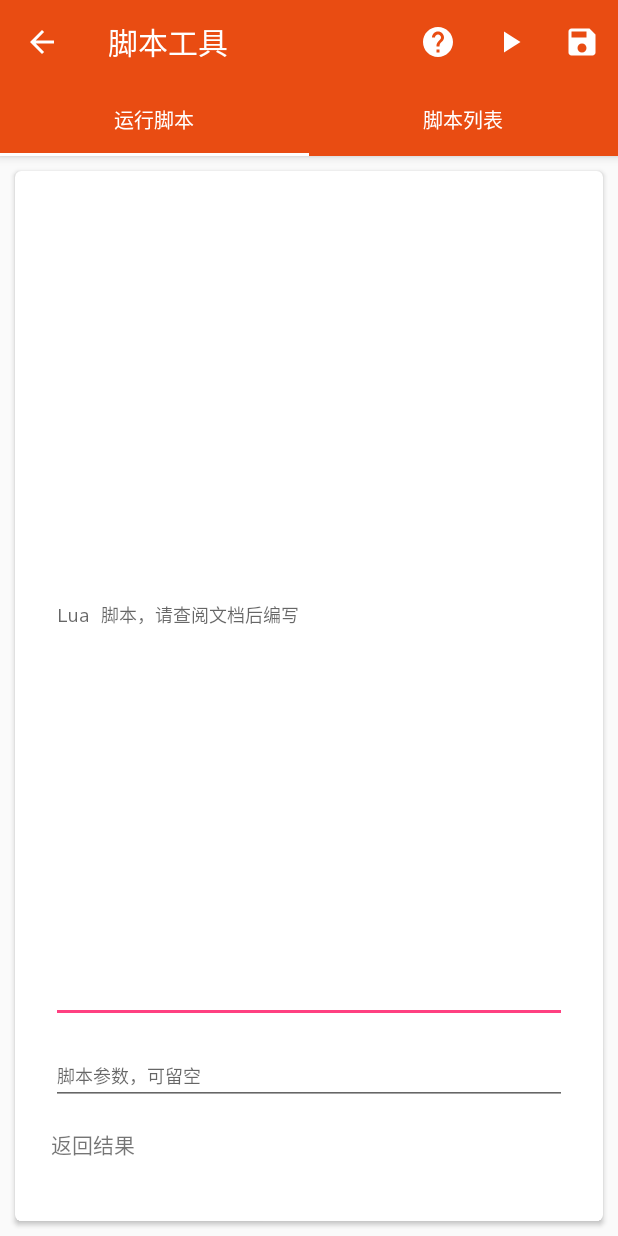
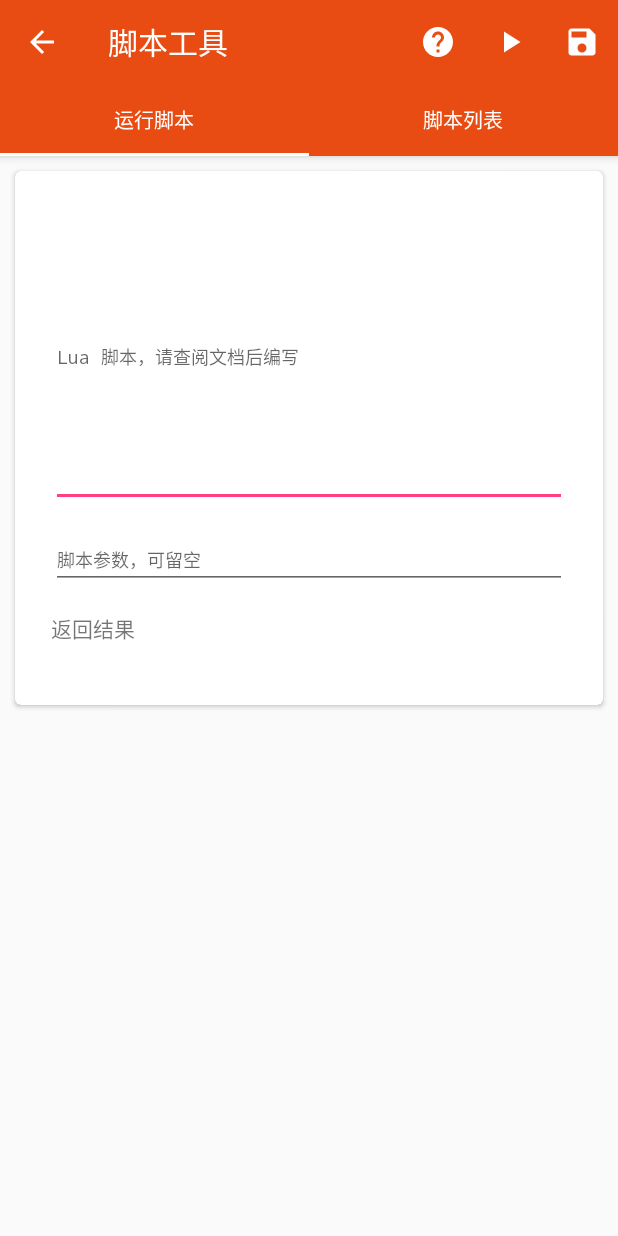
Before and after one commit to nfcim/nfsee-legacy, an Android app: the UserScriptActivity screen opened directly, with no data from a screen before it, on a phone screen of 412 x 824 dp. Run offline under Robolectric (Android 15) with nearby library versions, the phone set to English and light mode, and no system bars; libraries missing offline, so code that uses them is left out: com.vicpin.krealmextensions, io.realm, io.realm.kotlin, org.luaj.vm2; 1 statement that could not run was skipped.

Commit message:
Add scrolling for UserScriptActivity, distinguish debug and release version
Signed-off-by: Harry Chen <i@harrychen.xyz>

```diff
--- a/app/src/main/AndroidManifest.xml
+++ b/app/src/main/AndroidManifest.xml
@@ -14,7 +14,7 @@
         android:name=".App">
         <activity
             android:name=".activities.MainActivity"
-            android:label="@string/app_name"
+            android:label="${launcherLabel}"
             android:theme="@style/AppTheme.NoActionBar">
             <intent-filter>
                 <action android:name="android.intent.action.MAIN" />
--- a/app/src/main/res/layout/activity_viewpager.xml
+++ b/app/src/main/res/layout/activity_viewpager.xml
@@ -17,7 +17,8 @@
             android:layout_height="@dimen/action_bar_height_material"
             android:background="@color/colorPrimary"
             android:minHeight="?actionBarSize"
-            android:theme="@style/Toolbar" />
+            android:theme="@style/Toolbar"
+            app:layout_scrollFlags="scroll|enterAlways"/>
 
         <com.google.android.material.tabs.TabLayout
             android:id="@+id/info_tabLayout"
--- a/app/src/main/res/layout/fragment_script_execution.xml
+++ b/app/src/main/res/layout/fragment_script_execution.xml
@@ -1,33 +1,36 @@
 <?xml version="1.0" encoding="utf-8"?>
 
 
-<LinearLayout xmlns:android="http://schemas.android.com/apk/res/android"
+<androidx.core.widget.NestedScrollView xmlns:android="http://schemas.android.com/apk/res/android"
     xmlns:card_view="http://schemas.android.com/apk/res-auto"
+    xmlns:app="http://schemas.android.com/apk/res-auto"
     android:layout_width="match_parent"
-    android:layout_height="match_parent">
+    android:layout_height="match_parent"
+    app:layout_behavior="@string/appbar_scrolling_view_behavior">
 
     <androidx.cardview.widget.CardView
         android:layout_width="match_parent"
-        android:layout_height="match_parent"
+        android:layout_height="wrap_content"
         android:layout_margin="10.0dip"
         card_view:cardCornerRadius="4.0dip"
         card_view:contentPadding="16.0dip">
 
         <androidx.constraintlayout.widget.ConstraintLayout
             android:layout_width="match_parent"
-            android:layout_height="match_parent">
+            android:layout_height="wrap_content">
 
 
             <EditText
                 android:id="@+id/editText_script"
                 android:layout_width="match_parent"
-                android:layout_height="0dp"
+                android:layout_height="wrap_content"
                 android:layout_marginStart="8dp"
                 android:layout_marginLeft="8dp"
                 android:layout_marginTop="8dp"
                 android:layout_marginEnd="8dp"
                 android:layout_marginRight="8dp"
                 android:layout_marginBottom="8dp"
+                android:minHeight="200dp"
                 android:ems="10"
                 android:textSize="12sp"
                 android:typeface="monospace"
@@ -77,6 +80,7 @@
 
 
         </androidx.constraintlayout.widget.ConstraintLayout>
+
     </androidx.cardview.widget.CardView>
 
-</LinearLayout>
+</androidx.core.widget.NestedScrollView>
--- a/app/src/main/res/values/strings.xml
+++ b/app/src/main/res/values/strings.xml
@@ -1,5 +1,6 @@
 <resources>
     <string name="app_name">NFSee</string>
+    <string name="app_name_debug">NFSee Snapshot</string>
     <string name="action_script">脚本模式</string>
     <string name="main_goto_settings">打开NFC设置</string>
     <string name="card_nfc_guide">请将卡片紧贴手机背面</string>
```
Also changed, not shown: app/build.gradle (+12 -0 lines).
